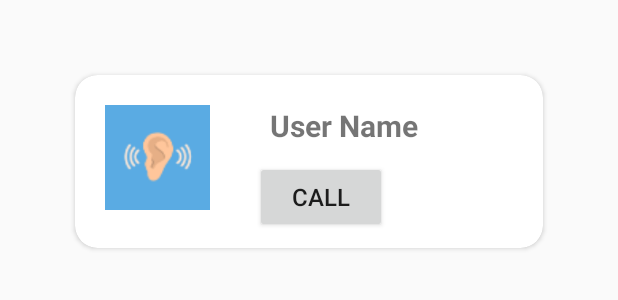
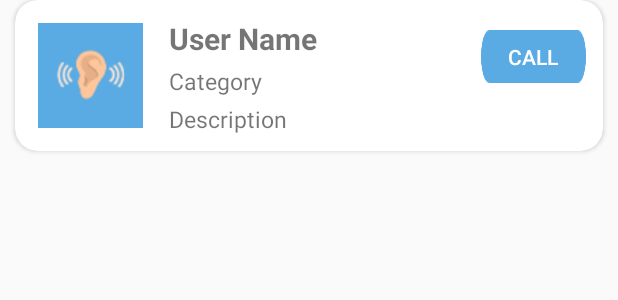
Before and after one commit to ikhsanhabibi/lending-ears, an Android app: the layout all_users.xml on its own in the app's theme, with its tools: preview values and no code run, on a phone screen of 412 x 824 dp. Shown: the top 300 px of the screen. Run offline under Robolectric (Android 15) with nearby library versions, the phone set to English and light mode, and no system bars.

Commit message:
Finished voice call front end

```diff
--- a/app/build.gradle
+++ b/app/build.gradle
@@ -34,6 +34,7 @@ dependencies {
     implementation 'com.android.support:appcompat-v7:28.0.0'
     implementation 'com.android.support:recyclerview-v7:28.0.0'
     implementation 'com.android.support:cardview-v7:28.0.0'
+    implementation 'com.bartoszlipinski:recyclerviewheader2:2.0.1'
 }
 
 apply plugin: 'com.google.gms.google-services'
--- a/app/src/main/java/com/example/myapplication/SignUpActivity.java
+++ b/app/src/main/java/com/example/myapplication/SignUpActivity.java
@@ -147,11 +147,12 @@ public class SignUpActivity extends AppCompatActivity {
                                 if (task.isSuccessful()){
                                     Toast.makeText(SignUpActivity.this, "User registered successfully", Toast.LENGTH_SHORT).show();
                                     finish();
-                                    startActivity(new Intent(SignUpActivity.this, MainActivity.class));
+                                    startActivity(new Intent(SignUpActivity.this, LoginActivity.class));
                                     }
                                 else {
                                     if (task.getException() instanceof FirebaseAuthUserCollisionException) {
                                         Toast.makeText(getApplicationContext(), "Email is already in use", Toast.LENGTH_SHORT).show();
+                                        progressBar.setVisibility(View.INVISIBLE);
                                         }
                                     else {
                                         Toast.makeText(getApplicationContext(), task.getException().getMessage(), Toast.LENGTH_SHORT).show();
--- a/app/src/main/res/layout/all_users.xml
+++ b/app/src/main/res/layout/all_users.xml
@@ -5,7 +5,10 @@
     android:layout_height="wrap_content"
     xmlns:app="http://schemas.android.com/apk/res-auto"
     android:id="@+id/cardView"
-    android:layout_margin="50dp"
+    android:layout_marginTop="0dp"
+    android:layout_marginLeft="10dp"
+    android:layout_marginRight="10dp"
+    android:layout_marginBottom="10dp"
     app:cardCornerRadius="15dp"
     app:cardBackgroundColor="#ffff"
     >
@@ -19,15 +22,15 @@
             android:layout_width="70dp"
             android:layout_height="70dp"
             android:orientation="vertical"
-         android:layout_margin="20dp"
+            android:layout_margin="15dp"
             android:src="@drawable/logo_ears"
             android:id="@+id/itemImage"/>
 
         <LinearLayout
-            android:layout_width="match_parent"
+            android:layout_width="190dp"
             android:layout_height="wrap_content"
             android:orientation="vertical"
-            android:layout_margin="10dp"
+            android:layout_marginTop="10dp"
             >
 
             <TextView
@@ -35,20 +38,42 @@
                 android:layout_height="wrap_content"
                 android:text="User Name"
                 android:id="@+id/itemName"
-                android:padding="10dp"
+                android:padding="2dp"
                 android:textSize="20sp"
                 android:textStyle="bold"
                 />
 
-            <Button
-                android:layout_width="wrap_content"
+            <TextView
+                android:layout_width="match_parent"
                 android:layout_height="wrap_content"
-                android:text="CALL"
-                android:id="@+id/callButton"
-                android:textSize="16sp"
+                android:text="Category"
+                android:id="@+id/itemCategory"
+                android:padding="2dp"
+                android:textSize="15sp"
                 />
 
+            <TextView
+                android:layout_width="match_parent"
+                android:layout_height="wrap_content"
+                android:text="Description"
+                android:id="@+id/itemDescription"
+                android:padding="2dp"
+                android:textSize="15sp"
+                />
+
+
         </LinearLayout>
+
+
+        <Button
+            android:id="@+id/callButton"
+            android:layout_width="70dp"
+            android:layout_height="35dp"
+            android:layout_margin="20dp"
+            android:background="@drawable/button_blue"
+            android:text="CALL"
+            android:textColor="#FFFFFF" />
+
 
     </LinearLayout>
 
```
Also changed, not shown: app/src/main/java/com/example/myapplication/VoiceCallActivity.java (+13 -0 lines), app/src/main/res/layout/activity_voice_call.xml (+37 -3 lines), app/src/main/res/drawable/background_blue_full.png (added), 1 other file.
